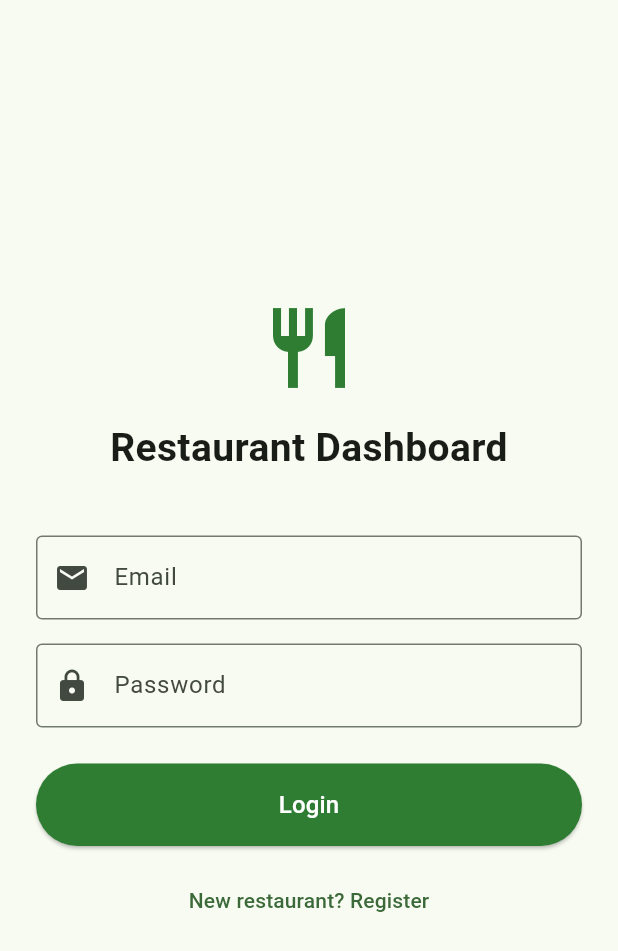
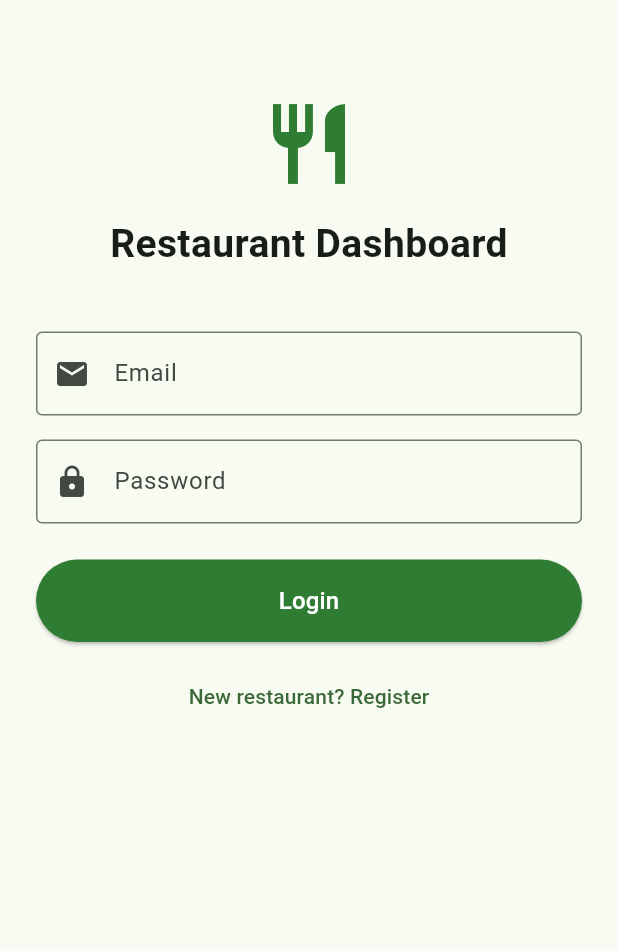
Before and after one commit to Tewodros-Getnet/food-delivery-platform, a Flutter app: the screen it shows after launch, on a phone screen of 412 x 824 dp. Shown: the top 951 px of the screen. Run offline on Flutter 3.47's test engine with Material 3 defaults, Android fonts, the light colour scheme and no system bars; our stand-ins replace cached_network_image, dio, firebase_core, firebase_messaging, flutter_map, flutter_riverpod and 6 more; accounts and stored records are empty; network calls fail.

Commit message:
fix: wrap login screens in SingleChildScrollView to prevent overflow

```diff
--- a/mobile/customer/lib/features/auth/screens/login_screen.dart
+++ b/mobile/customer/lib/features/auth/screens/login_screen.dart
@@ -30,7 +30,7 @@ class _LoginScreenState extends ConsumerState<LoginScreen> {
 
     return Scaffold(
       body: SafeArea(
-        child: Padding(
+        child: SingleChildScrollView(
           padding: const EdgeInsets.all(24),
           child: Form(
             key: _formKey,
@@ -38,6 +38,7 @@ class _LoginScreenState extends ConsumerState<LoginScreen> {
               mainAxisAlignment: MainAxisAlignment.center,
               crossAxisAlignment: CrossAxisAlignment.stretch,
               children: [
+                const SizedBox(height: 40),
                 const Icon(Icons.fastfood, size: 64, color: Colors.orange),
                 const SizedBox(height: 16),
                 const Text('Food Delivery',
@@ -101,6 +102,7 @@ class _LoginScreenState extends ConsumerState<LoginScreen> {
                 TextButton(
                     onPressed: () => context.push('/register'),
                     child: const Text("Don't have an account? Register")),
+                const SizedBox(height: 24),
               ],
             ),
           ),
--- a/mobile/restaurant/lib/features/auth/screens/login_screen.dart
+++ b/mobile/restaurant/lib/features/auth/screens/login_screen.dart
@@ -30,7 +30,7 @@ class _LoginScreenState extends ConsumerState<LoginScreen> {
 
     return Scaffold(
       body: SafeArea(
-        child: Padding(
+        child: SingleChildScrollView(
           padding: const EdgeInsets.all(24),
           child: Form(
             key: _formKey,
@@ -38,6 +38,7 @@ class _LoginScreenState extends ConsumerState<LoginScreen> {
               mainAxisAlignment: MainAxisAlignment.center,
               crossAxisAlignment: CrossAxisAlignment.stretch,
               children: [
+                const SizedBox(height: 40),
                 const Icon(
                   Icons.restaurant,
                   size: 64,
@@ -88,9 +89,7 @@ class _LoginScreenState extends ConsumerState<LoginScreen> {
                       ? null
                       : () async {
                           if (_formKey.currentState!.validate()) {
-                            await ref
-                                .read(authProvider.notifier)
-                                .login(
+                            await ref.read(authProvider.notifier).login(
                                   _emailCtrl.text.trim(),
                                   _passwordCtrl.text,
                                 );
@@ -119,6 +118,7 @@ class _LoginScreenState extends ConsumerState<LoginScreen> {
                   onPressed: () => context.push('/register'),
                   child: const Text("New restaurant? Register"),
                 ),
+                const SizedBox(height: 24),
               ],
             ),
           ),
```
Also changed, not shown: mobile/rider/lib/features/auth/screens/login_screen.dart (+4 -4 lines), 3 other files.
